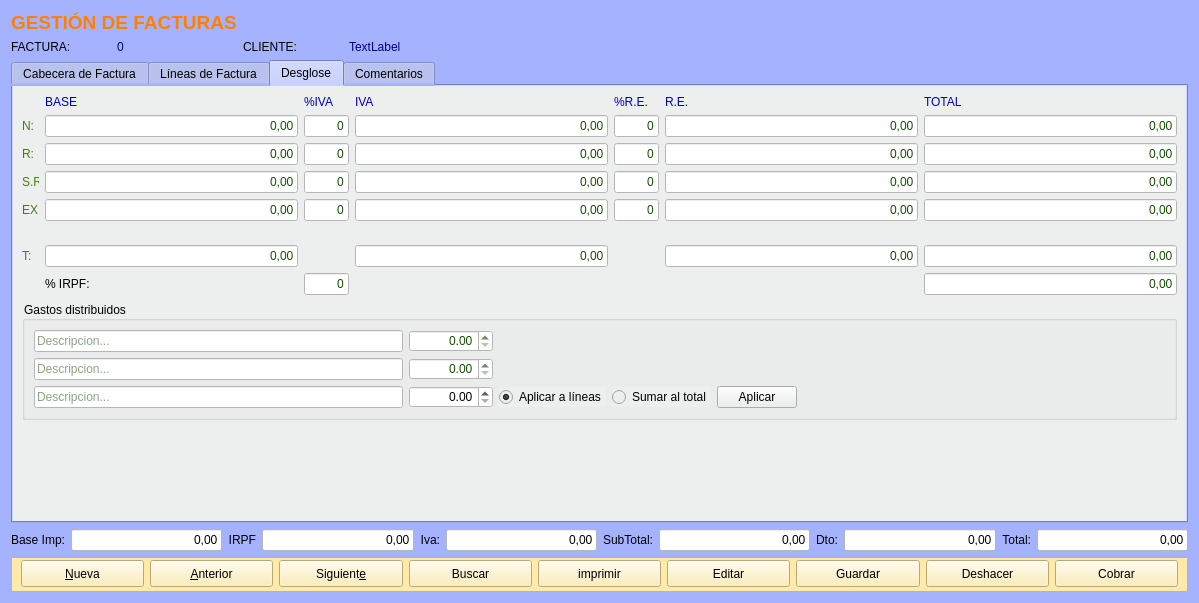
The window that Zona_Ventas/frmfacturas.ui (arcnexus/RedFoX) describes before a commit, drawn with Qt 5.
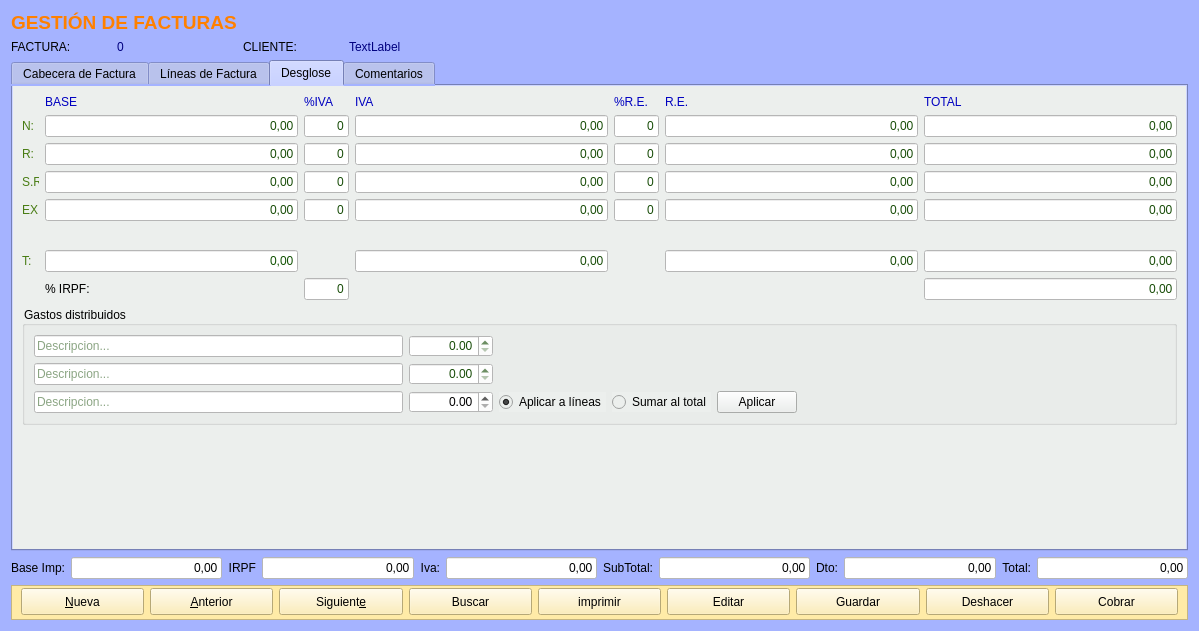
The same window after the commit. The open tabs and pages were chosen to show the change. Icons and pictures are not drawn.

What changed in the file:
```diff
--- a/Zona_Ventas/frmfacturas.ui
+++ b/Zona_Ventas/frmfacturas.ui
@@ -7,7 +7,7 @@
     <x>0</x>
     <y>0</y>
     <width>1199</width>
-    <height>603</height>
+    <height>631</height>
    </rect>
   </property>
   <property name="minimumSize">
```
Left out of the diff: 2 changed lines with no effect on the pictures.
